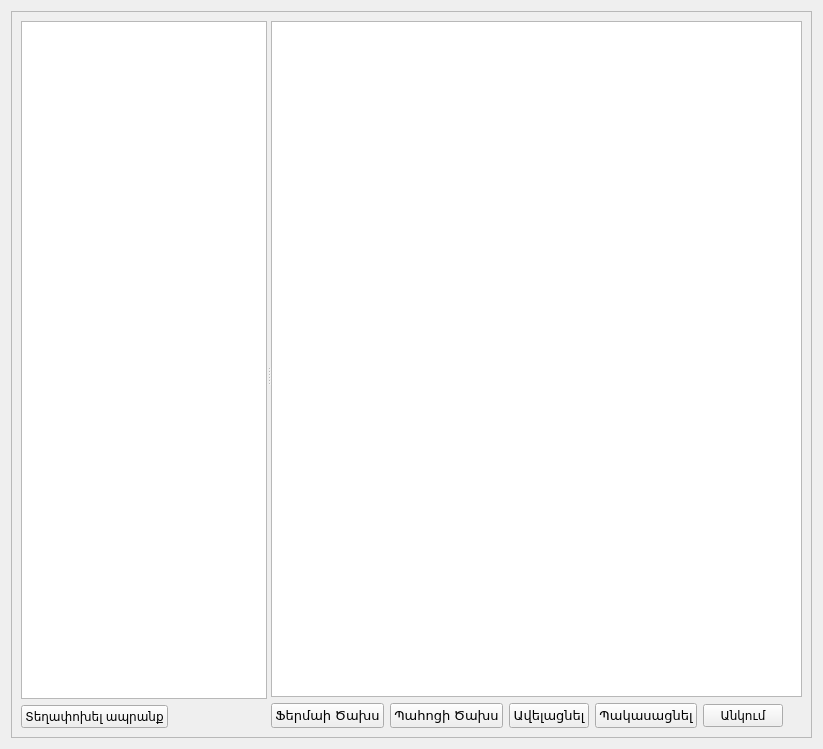
Qt form src/storages.ui (ADCompany/AD-Farm) before a commit.
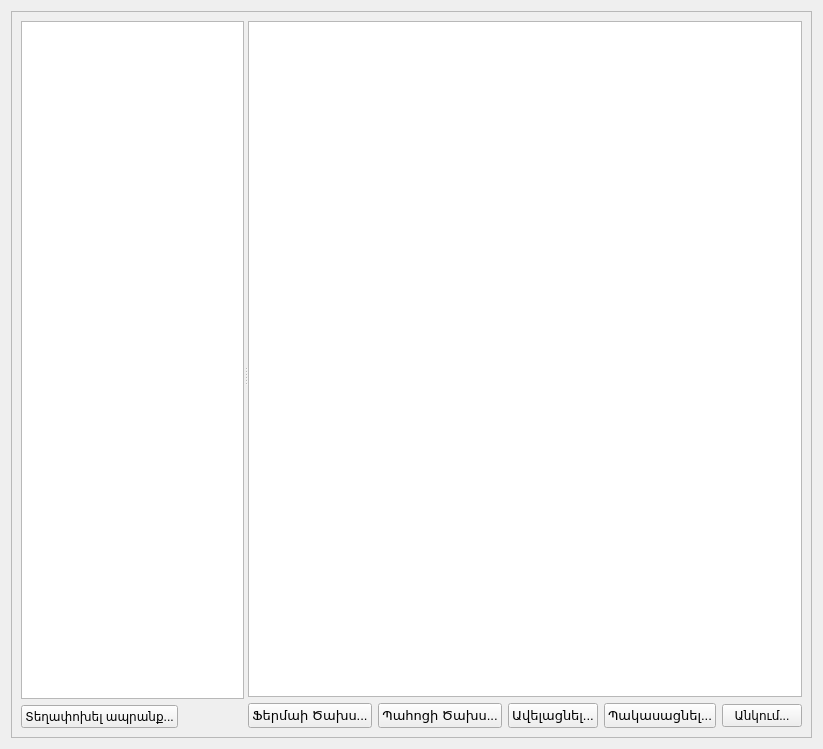
The same form after that commit. Icons and pictures are not drawn.

The edit to the form file:
```diff
--- a/src/storages.ui
+++ b/src/storages.ui
@@ -34,7 +34,7 @@
          <property name="orientation">
           <enum>Qt::Horizontal</enum>
          </property>
-         <widget class="QWidget" name="">
+         <widget class="QWidget" name="layoutWidget">
           <layout class="QVBoxLayout" name="verticalLayout_2">
            <item>
             <widget class="QListView" name="listView">
@@ -54,7 +54,7 @@
               </sizepolicy>
              </property>
              <property name="text">
-              <string>Տեղափոխել ապրանք</string>
+              <string>Տեղափոխել ապրանք...</string>
              </property>
              <property name="icon">
               <iconset resource="farmmanager.qrc">
@@ -86,7 +86,7 @@
                 </font>
                </property>
                <property name="text">
-                <string>Ֆերմաի Ծախս</string>
+                <string>Ֆերմաի Ծախս...</string>
                </property>
                <property name="icon">
                 <iconset resource="farmmanager.qrc">
@@ -102,7 +102,7 @@
                 </font>
                </property>
                <property name="text">
-                <string>Պահոցի Ծախս</string>
+                <string>Պահոցի Ծախս...</string>
                </property>
                <property name="icon">
                 <iconset resource="farmmanager.qrc">
@@ -118,7 +118,7 @@
                 </font>
                </property>
                <property name="text">
-                <string>Ավելացնել</string>
+                <string>Ավելացնել...</string>
                </property>
                <property name="icon">
                 <iconset resource="farmmanager.qrc">
@@ -134,7 +134,7 @@
                 </font>
                </property>
                <property name="text">
-                <string>Պակասացնել</string>
+                <string>Պակասացնել...</string>
                </property>
                <property name="icon">
                 <iconset resource="farmmanager.qrc">
@@ -145,7 +145,7 @@
              <item>
               <widget class="QPushButton" name="btnDecline">
                <property name="text">
-                <string>Անկում</string>
+                <string>Անկում...</string>
                </property>
                <property name="icon">
                 <iconset resource="farmmanager.qrc">
```
Left out of the diff: 2 changed lines with no effect on the pictures.
